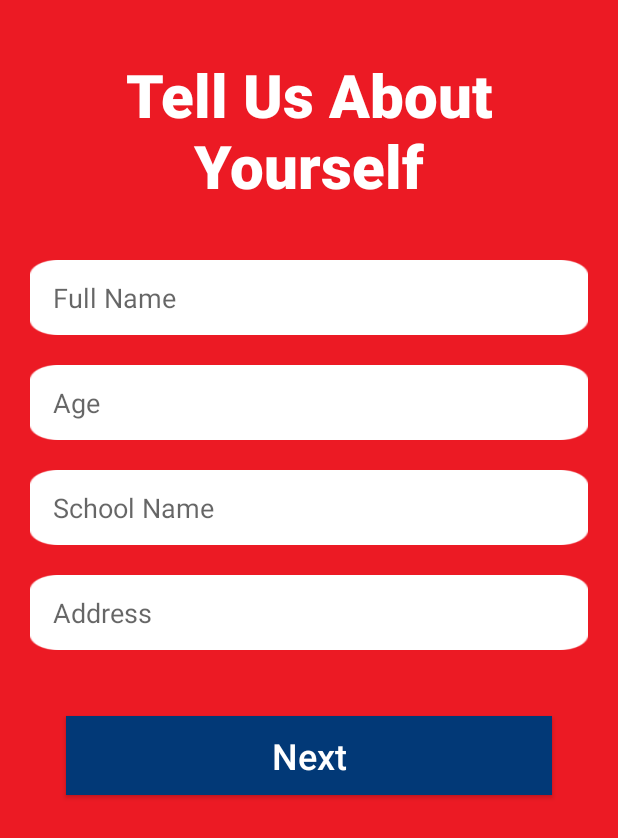
After one commit to TripathiTejas/ShoutBox_Teacher, an Android app: the UserInfo screen opened directly, with no data from a screen before it, on a phone screen of 412 x 824 dp. The commit adds this screen. Shown: the top 838 px of the screen. Run offline under Robolectric (Android 15) with nearby library versions, the phone set to English and light mode, and no system bars; our stand-ins replace Firebase (no records; nobody signed in at launch, a user with empty details on screens opened directly).

```diff
--- a/app/build.gradle
+++ b/app/build.gradle
@@ -39,6 +39,7 @@ dependencies {
     implementation 'com.google.firebase:firebase-auth:20.0.1'
     implementation 'com.google.firebase:firebase-firestore:23.0.1'
     implementation 'com.google.firebase:firebase-storage:20.0.0'
+    implementation 'com.google.firebase:firebase-database:20.0.0'
     testImplementation 'junit:junit:4.+'
     androidTestImplementation 'androidx.test.ext:junit:1.1.2'
     androidTestImplementation 'androidx.test.espresso:espresso-core:3.3.0'
--- a/app/src/main/AndroidManifest.xml
+++ b/app/src/main/AndroidManifest.xml
@@ -9,7 +9,8 @@
         android:roundIcon="@mipmap/ic_launcher_round"
         android:supportsRtl="true"
         android:theme="@style/Theme.ShoutBoxTeacher">
-        <activity android:name=".Activities.EditProjectActivity"></activity>
+        <activity android:name=".Activities.UserInfo"></activity>
+        <activity android:name=".Activities.EditProjectActivity" />
         <activity android:name=".Activities.ProjectDisplayActivity" />
         <activity android:name=".Activities.AddProjectActivity" />
         <activity android:name=".Activities.ProjectFeedActivity" />
--- a/app/src/main/java/org/kotakeducation/shoutbox/Activities/LoginScreenActivity.java
+++ b/app/src/main/java/org/kotakeducation/shoutbox/Activities/LoginScreenActivity.java
@@ -64,7 +64,7 @@ public class LoginScreenActivity extends AppCompatActivity {
                         @Override
                         public void onSuccess(AuthResult authResult) {
                             Toast.makeText(LoginScreenActivity.this, "Login Successfully", Toast.LENGTH_SHORT).show();
-                            startActivity(new Intent(LoginScreenActivity.this, ProjectFeedActivity.class));
+                            startActivity(new Intent(LoginScreenActivity.this, UserInfo.class));
                             finish();
                         }
                     }).addOnFailureListener(new OnFailureListener() {
--- a/app/src/main/java/org/kotakeducation/shoutbox/Activities/ProjectFeedActivity.java
+++ b/app/src/main/java/org/kotakeducation/shoutbox/Activities/ProjectFeedActivity.java
@@ -67,7 +67,7 @@ public class ProjectFeedActivity extends AppCompatActivity {
                     public void onComplete(@NonNull Task<QuerySnapshot> task) {
                         list.clear();
                         for(DocumentSnapshot snapshot : task.getResult()){
-                            ModelForProjectFeed model =new ModelForProjectFeed(snapshot.getString("Project Title"),snapshot.getString("User ID"),snapshot.getString("Date of Upload"),snapshot.getString("User ID"),snapshot.getString("Project Id"));
+                            ModelForProjectFeed model =new ModelForProjectFeed(snapshot.getString("Project Title"),snapshot.getString("User Name"),snapshot.getString("Date of Upload"),snapshot.getString("User ID"),snapshot.getString("Project Id"));
                             list.add(model);
                         }
                         adapter.notifyDataSetChanged();
--- /dev/null
+++ b/app/src/main/java/org/kotakeducation/shoutbox/Activities/UserInfo.java
@@ -0,0 +1,77 @@
+package org.kotakeducation.shoutbox.Activities;
+
+import androidx.annotation.NonNull;
+import androidx.appcompat.app.AppCompatActivity;
+
+import android.content.Intent;
+import android.os.Bundle;
+import android.view.View;
+import android.widget.Button;
+import android.widget.EditText;
+import android.widget.Toast;
+
+import com.google.android.gms.tasks.OnFailureListener;
+import com.google.android.gms.tasks.OnSuccessListener;
+import com.google.firebase.auth.FirebaseAuth;
+import com.google.firebase.auth.FirebaseUser;
+import com.google.firebase.firestore.FirebaseFirestore;
+
+import org.kotakeducation.shoutbox.R;
+
+import java.util.HashMap;
+
+public class UserInfo extends AppCompatActivity {
+
+    private EditText FullName,Age,SchoolName,Address;
+    private Button NextButton;
+    private FirebaseFirestore db;
+    private FirebaseAuth mAuth;
+
+    @Override
+    protected void onCreate(Bundle savedInstanceState) {
+        super.onCreate(savedInstanceState);
+        setContentView(R.layout.activity_user_info);
+
+        FullName=findViewById(R.id.FullName);
+        Age=findViewById(R.id.Age);
+        SchoolName=findViewById(R.id.SchoolName);
+        Address=findViewById(R.id.Address);
+        NextButton=findViewById(R.id.NextButton);
+        db=FirebaseFirestore.getInstance();
+
+        NextButton.setOnClickListener(new View.OnClickListener() {
+            @Override
+            public void onClick(View v) {
+                String fullName,age,schoolName,address;
+                fullName=FullName.getText().toString();
+                age=Age.getText().toString();
+                schoolName=SchoolName.getText().toString();
+                address=Address.getText().toString();
+
+                HashMap<String,String> userMap = new HashMap<>();
+                userMap.put("FULL NAME",fullName);
+                userMap.put("AGE",age);
+                userMap.put("SCHOOL NAME",schoolName);
+                userMap.put("ADDRESS",address);
+
+                mAuth = FirebaseAuth.getInstance();
+                FirebaseUser currentUser = mAuth.getCurrentUser();
+                String userID= currentUser.getUid();
+
+                db.collection("Teacher Info").document(userID).set(userMap).addOnSuccessListener(new OnSuccessListener<Void>() {
+                    @Override
+                    public void onSuccess(Void unused) {
+                        Intent intent = new Intent(UserInfo.this,ProjectFeedActivity.class);
+                        startActivity(intent);
+                    }
+                }) .addOnFailureListener(new OnFailureListener() {
+                    @Override
+                    public void onFailure(@NonNull Exception e) {
+                        Toast.makeText(UserInfo.this, "Check your Internet Connection", Toast.LENGTH_SHORT).show();
+                    }
+                });
+            }
+        });
+
+    }
+}
--- a/app/src/main/res/layout/activity_add_project.xml
+++ b/app/src/main/res/layout/activity_add_project.xml
@@ -14,7 +14,7 @@
         android:layout_width="match_parent"
         android:layout_height="0dp"
         android:layout_weight="8"
-        android:padding="10dp"
+        android:padding="50dp"
         android:scaleType="centerCrop"
         android:src="@drawable/logo"/>
 
--- a/app/src/main/res/layout/activity_edit_project.xml
+++ b/app/src/main/res/layout/activity_edit_project.xml
@@ -14,7 +14,7 @@
         android:layout_width="match_parent"
         android:layout_height="0dp"
         android:layout_weight="8"
-        android:padding="10dp"
+        android:padding="50dp"
         android:scaleType="centerCrop"
         android:src="@drawable/logo"/>
 
--- a/app/src/main/res/layout/activity_project_display.xml
+++ b/app/src/main/res/layout/activity_project_display.xml
@@ -16,7 +16,7 @@
         android:layout_weight="1"
         android:fontFamily="sans-serif-black"
         android:textStyle="bold"
-        android:textColor="@color/dark_blue"
+        android:textColor="@color/white"
         android:text="Project Title"
         android:autoSizeTextType="uniform"
         android:padding="20dp"
--- /dev/null
+++ b/app/src/main/res/layout/activity_user_info.xml
@@ -0,0 +1,74 @@
+<?xml version="1.0" encoding="utf-8"?>
+<androidx.appcompat.widget.LinearLayoutCompat xmlns:android="http://schemas.android.com/apk/res/android"
+    xmlns:app="http://schemas.android.com/apk/res-auto"
+    xmlns:tools="http://schemas.android.com/tools"
+    android:layout_width="match_parent"
+    android:layout_height="match_parent"
+    android:orientation="vertical"
+    android:background="@color/background"
+    tools:context=".Activities.UserInfo"
+    android:padding="20dp">
+
+    <TextView
+        android:layout_width="match_parent"
+        style="@style/CategoryStyle"
+        android:fontFamily="sans-serif-black"
+        android:textStyle="bold"
+        android:textColor="@color/white"
+        android:text="Tell Us About Yourself"
+        android:gravity="center_horizontal"
+        android:textSize="40sp"
+        app:layout_constraintTop_toTopOf="parent"
+        android:layout_marginBottom="20dp"/>
+
+    <EditText
+        android:id="@+id/FullName"
+        android:paddingLeft="15dp"
+        android:background="@drawable/button_back"
+        android:backgroundTint="@color/white"
+        android:layout_width="match_parent"
+        android:layout_height="50dp"
+        android:hint="Full Name"
+        android:layout_marginBottom="20dp"
+        android:inputType="text"/>
+
+    <EditText
+        android:id="@+id/Age"
+        android:paddingLeft="15dp"
+        android:background="@drawable/button_back"
+        android:backgroundTint="@color/white"
+        android:layout_width="match_parent"
+        android:layout_height="50dp"
+        android:hint="Age"
+        android:layout_marginBottom="20dp"
+        android:inputType="number"/>
+
+    <EditText
+        android:id="@+id/SchoolName"
+        android:paddingLeft="15dp"
+        android:background="@drawable/button_back"
+        android:backgroundTint="@color/white"
+        android:layout_width="match_parent"
+        android:layout_height="50dp"
+        android:hint="School Name"
+        android:layout_marginBottom="20dp"
+        android:inputType="text"/>
+
+    <EditText
+        android:id="@+id/Address"
+        android:paddingLeft="15dp"
+        android:background="@drawable/button_back"
+        android:backgroundTint="@color/white"
+        android:layout_width="match_parent"
+        android:layout_height="50dp"
+        android:hint="Address"
+        android:layout_marginBottom="20dp"
+        android:inputType="text"/>
+
+    <Button
+        android:id="@+id/NextButton"
+        android:layout_margin="24dp"
+        style="@style/ButtonStyle"
+        android:text="Next"/>
+
+</androidx.appcompat.widget.LinearLayoutCompat>
--- a/build.gradle
+++ b/build.gradle
@@ -5,7 +5,7 @@ buildscript {
         jcenter()
     }
     dependencies {
-        classpath "com.android.tools.build:gradle:4.1.2"
+        classpath 'com.android.tools.build:gradle:4.2.1'
         classpath 'com.google.gms:google-services:4.3.8'
 
         // NOTE: Do not place your application dependencies here; they belong
```
Also changed, not shown: app/src/main/java/org/kotakeducation/shoutbox/Activities/AddProjectActivity.java (+32 -0 lines), app/src/main/res/layout/activity_project_feed.xml (+15 -13 lines), app/src/main/res/drawable-v24/logo.png (added), app/src/main/res/drawable/logo.png (deleted), gradle/wrapper/gradle-wrapper.properties.
